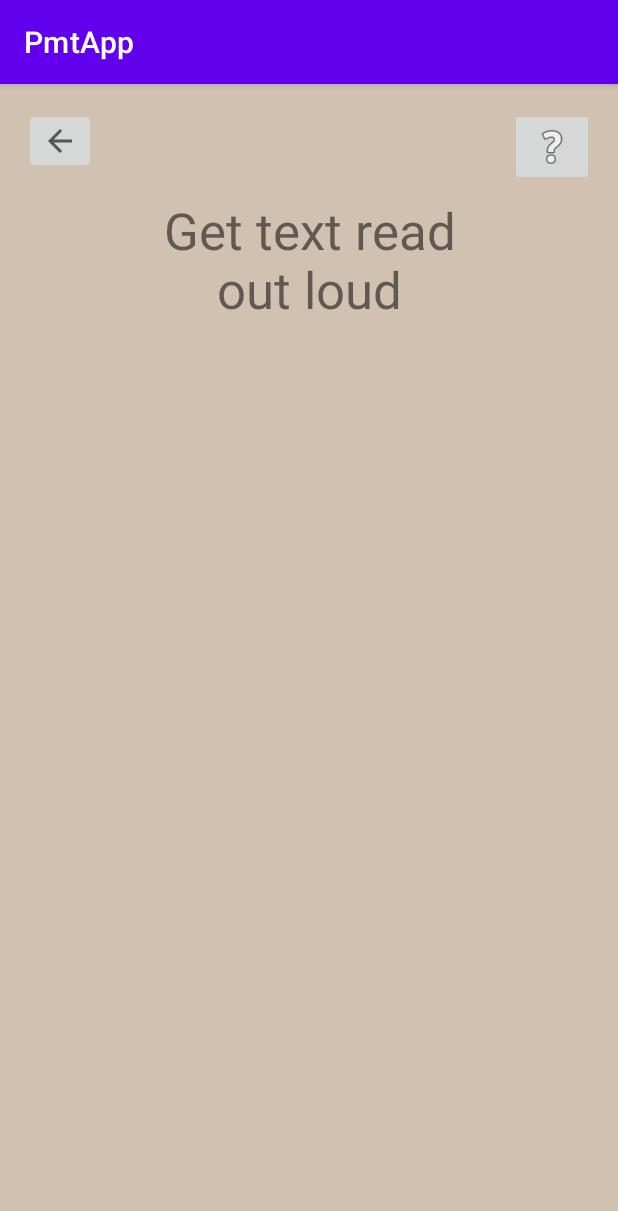
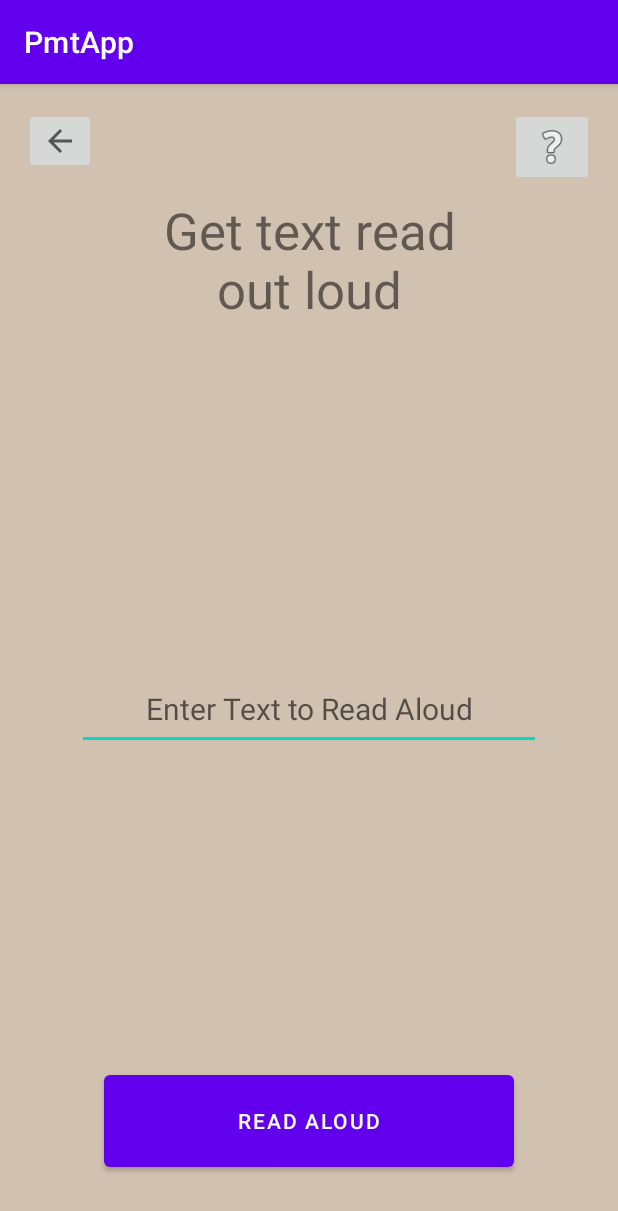
Before and after one commit to AdamBaish/PmtApp, an Android app: the ReadActivity screen opened directly, with no data from a screen before it, on a phone screen of 412 x 824 dp. Shown: the top 1211 px of the screen. Run offline under Robolectric (Android 15) with nearby library versions, the phone set to English and light mode, and no system bars.

Commit message:
Read Aloud code written

```diff
--- a/app/src/main/java/com/example/pmtapp/MainActivity.kt
+++ b/app/src/main/java/com/example/pmtapp/MainActivity.kt
@@ -55,8 +55,8 @@ class MainActivity : AppCompatActivity() {
             if (usersDetails.isEmpty()){return}
             var textSize = usersDetails[3]
             var textSizeFloat : Float = textSize.toFloat()
-            val defultText : TextView = findViewById<TextView>(R.id.preview_text)
-            defultText.textSize = textSizeFloat
+            val defaultText : TextView = findViewById<TextView>(R.id.preview_text)
+            defaultText.textSize = textSizeFloat
         }else{
             Log.d("TAG", "file not found")
         }
--- a/app/src/main/java/com/example/pmtapp/ReadActivity.kt
+++ b/app/src/main/java/com/example/pmtapp/ReadActivity.kt
@@ -3,9 +3,12 @@ package com.example.pmtapp
 import android.content.Intent
 import androidx.appcompat.app.AppCompatActivity
 import android.os.Bundle
+import android.speech.tts.TextToSpeech
 import android.widget.Button
 import android.widget.ImageButton
+import android.widget.TextView
 import androidx.core.content.ContextCompat
+import java.util.*
 
 class ReadActivity : AppCompatActivity() {
     override fun onCreate(savedInstanceState: Bundle?) {
@@ -17,5 +20,19 @@ class ReadActivity : AppCompatActivity() {
             val intent = Intent(this, MainActivity::class.java).apply{}
             ContextCompat.startActivity(this, intent, null)
         }
+
+        lateinit var tts : TextToSpeech
+
+        val readBtn: Button = findViewById(R.id.readAloudBtn)
+        val readText: TextView = findViewById(R.id.preview_text_read)
+        readBtn.setOnClickListener{
+            tts = TextToSpeech(this, TextToSpeech.OnInitListener {
+                if (it == TextToSpeech.SUCCESS) {
+                    tts.language = Locale.UK
+                    tts.speak(readText.text.toString(), TextToSpeech.QUEUE_FLUSH, null)
+                }
+            })
+        }
     }
+
 }
--- a/app/src/main/java/com/example/pmtapp/TextActivity.kt
+++ b/app/src/main/java/com/example/pmtapp/TextActivity.kt
@@ -30,9 +30,6 @@ class TextActivity : AppCompatActivity() {
             spinner.adapter = adapter
         }
 
-        spinner.onItemSelectedListener{
-
-        }
     }
 
 
--- a/app/src/main/res/layout/activity_read.xml
+++ b/app/src/main/res/layout/activity_read.xml
@@ -27,6 +27,16 @@
         app:layout_constraintTop_toTopOf="parent"
         app:srcCompat="?attr/homeAsUpIndicator" />
 
+    <Button
+        android:id="@+id/readAloudBtn"
+        android:layout_width="273dp"
+        android:layout_height="73dp"
+        android:text="Read Aloud"
+        android:layout_marginBottom="40dp"
+        app:layout_constraintBottom_toBottomOf="parent"
+        app:layout_constraintEnd_toEndOf="parent"
+        app:layout_constraintStart_toStartOf="parent" />
+
     <TextView
         android:id="@+id/ReadHeader"
         android:layout_width="209dp"
@@ -39,4 +49,19 @@
         app:layout_constraintHorizontal_bias="0.5"
         app:layout_constraintStart_toStartOf="parent"
         app:layout_constraintTop_toTopOf="parent" />
+
+    <EditText
+        android:id="@+id/preview_text_read"
+        android:layout_width="309dp"
+        android:layout_height="54dp"
+        android:layout_marginBottom="324dp"
+        android:gravity="center"
+        android:inputType="textMultiLine"
+        android:lines="4"
+        android:hint="Enter Text to Read Aloud"
+        android:textAppearance="@style/TextAppearance.AppCompat.Body1"
+        android:textSize="20sp"
+        app:layout_constraintBottom_toBottomOf="parent"
+        app:layout_constraintEnd_toEndOf="parent"
+        app:layout_constraintStart_toStartOf="parent" />
 </androidx.constraintlayout.widget.ConstraintLayout>
```
